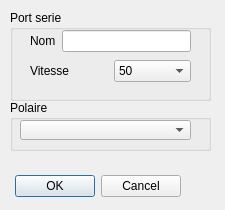
Qt form src/Ui/realBoatConfig.ui (nohal/qtVlm) before a commit.
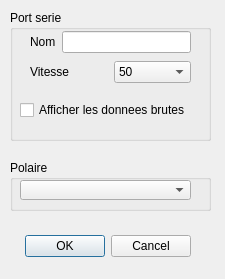
The same form after that commit.

Commit message: fix S&G remaining time Add an option to display raw NMEA GPS data (real boat)

Patch:
```diff
--- a/src/Ui/realBoatConfig.ui
+++ b/src/Ui/realBoatConfig.ui
@@ -7,7 +7,7 @@
     <x>0</x>
     <y>0</y>
     <width>225</width>
-    <height>210</height>
+    <height>279</height>
    </rect>
   </property>
   <property name="windowTitle">
@@ -16,8 +16,8 @@
   <widget class="QDialogButtonBox" name="buttonBox">
    <property name="geometry">
     <rect>
-     <x>10</x>
-     <y>170</y>
+     <x>20</x>
+     <y>230</y>
      <width>171</width>
      <height>32</height>
     </rect>
@@ -35,7 +35,7 @@
      <x>10</x>
      <y>10</y>
      <width>201</width>
-     <height>91</height>
+     <height>131</height>
     </rect>
    </property>
    <property name="title">
@@ -47,7 +47,7 @@
       <x>20</x>
       <y>20</y>
       <width>161</width>
-      <height>22</height>
+      <height>24</height>
      </rect>
     </property>
     <layout class="QHBoxLayout" name="horizontalLayout">
@@ -69,7 +69,7 @@
       <x>20</x>
       <y>50</y>
       <width>161</width>
-      <height>22</height>
+      <height>24</height>
      </rect>
     </property>
     <layout class="QHBoxLayout" name="horizontalLayout_2">
@@ -196,12 +196,25 @@
      </item>
     </layout>
    </widget>
+   <widget class="QCheckBox" name="displayNMEA">
+    <property name="geometry">
+     <rect>
+      <x>10</x>
+      <y>90</y>
+      <width>191</width>
+      <height>20</height>
+     </rect>
+    </property>
+    <property name="text">
+     <string>Afficher les donnees brutes</string>
+    </property>
+   </widget>
   </widget>
   <widget class="QGroupBox" name="groupBox_2">
    <property name="geometry">
     <rect>
      <x>10</x>
-     <y>100</y>
+     <y>160</y>
      <width>201</width>
      <height>51</height>
     </rect>
```
The commit also changes 4 other files.
